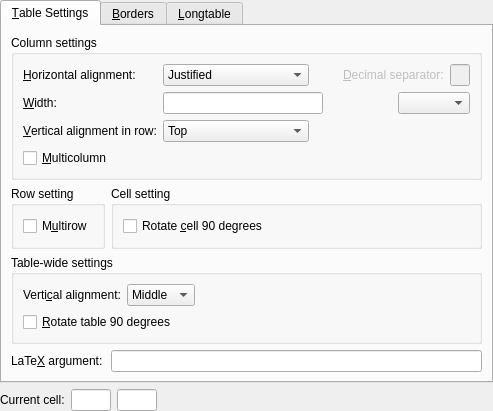
The window that src/frontends/qt4/ui/TabularUi.ui (cburschka/lyx) describes before a commit, drawn with Qt 5.
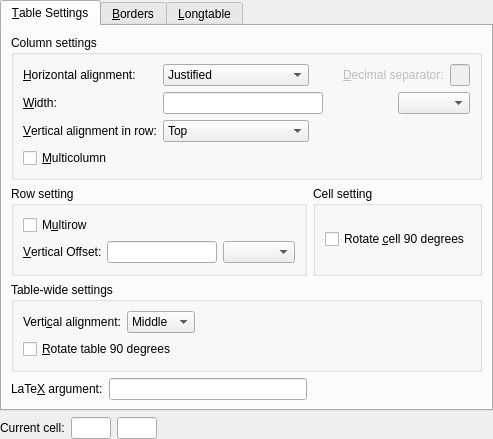
The same window after the commit. Custom widgets are drawn as their Qt base class.

Commit message: GuiTabular: support for multirow offset; fileformat change

The edit to the form file:
```diff
--- a/src/frontends/qt4/ui/TabularUi.ui
+++ b/src/frontends/qt4/ui/TabularUi.ui
@@ -6,7 +6,7 @@
     <x>0</x>
     <y>0</y>
     <width>439</width>
-    <height>376</height>
+    <height>416</height>
    </rect>
   </property>
   <property name="windowTitle">
@@ -34,8 +34,8 @@
       <attribute name="title">
        <string>&amp;Table Settings</string>
       </attribute>
-      <layout class="QGridLayout" name="gridLayout_6">
-       <item row="0" column="0" colspan="2">
+      <layout class="QGridLayout" name="gridLayout_10">
+       <item row="0" column="0" colspan="3">
         <widget class="QGroupBox" name="GroupBox12">
          <property name="title">
           <string>Column settings</string>
@@ -231,12 +231,12 @@
          </layout>
         </widget>
        </item>
-       <item row="1" column="0">
+       <item row="1" column="0" colspan="2">
         <widget class="QGroupBox" name="groupBox">
          <property name="title">
           <string>Row setting</string>
          </property>
-         <layout class="QGridLayout" name="gridLayout_3">
+         <layout class="QGridLayout" name="gridLayout_6">
           <item row="0" column="0">
            <widget class="QCheckBox" name="multirowCB">
             <property name="toolTip">
@@ -247,10 +247,43 @@
             </property>
            </widget>
           </item>
+          <item row="1" column="0">
+           <layout class="QGridLayout" name="gridLayout_3">
+            <item row="0" column="0">
+             <widget class="QLabel" name="multirowOffsetLA">
+              <property name="toolTip">
+               <string>optional vertical offset</string>
+              </property>
+              <property name="text">
+               <string>&amp;Vertical Offset:</string>
+              </property>
+              <property name="buddy">
+               <cstring>widthED</cstring>
+              </property>
+             </widget>
+            </item>
+            <item row="0" column="1">
+             <widget class="QLineEdit" name="multirowOffsetED">
+              <property name="enabled">
+               <bool>true</bool>
+              </property>
+              <property name="toolTip">
+               <string>value of the optional vertical offset</string>
+              </property>
+              <property name="text">
+               <string/>
+              </property>
+             </widget>
+            </item>
+            <item row="0" column="2">
+             <widget class="LengthCombo" name="multirowOffsetUnitCB"/>
+            </item>
+           </layout>
+          </item>
          </layout>
         </widget>
        </item>
-       <item row="1" column="1">
+       <item row="1" column="2">
         <widget class="QGroupBox" name="groupBox_2">
          <property name="title">
           <string>Cell setting</string>
@@ -269,7 +302,7 @@
          </layout>
         </widget>
        </item>
-       <item row="2" column="0" colspan="2">
+       <item row="2" column="0" colspan="3">
         <widget class="QGroupBox" name="tabAlignmentGB">
          <property name="enabled">
           <bool>true</bool>
```
The commit also changes 6 other files.
